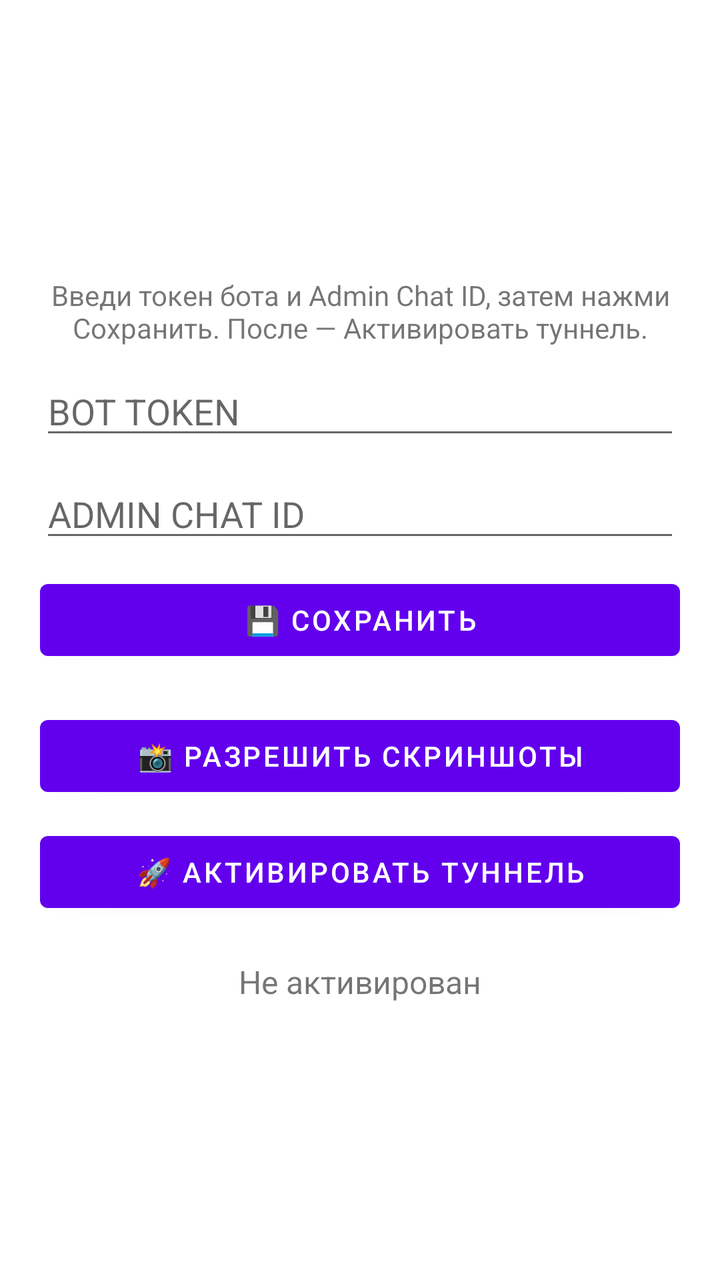
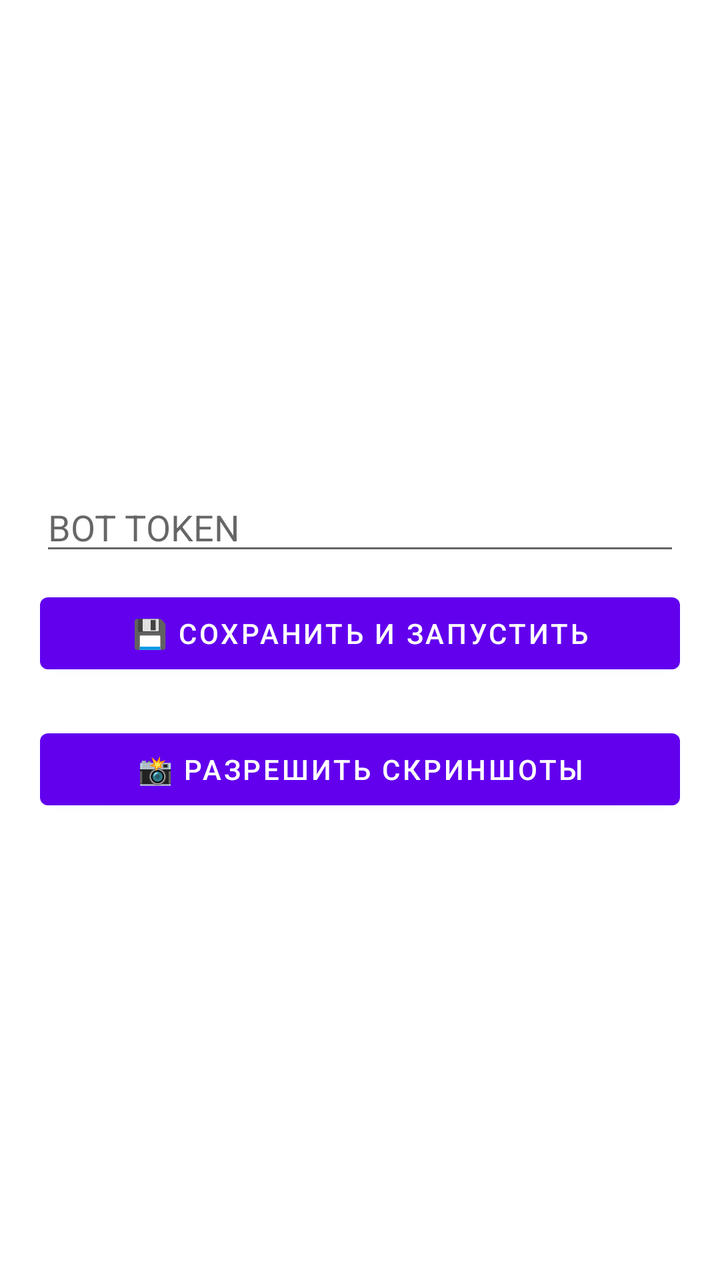

The first picture is an Android layout as it rendered before a commit; the second is the same layout after the commit. The layout source and the unified diff follow.
<!-- AndroidManifest.xml: fallback theme Theme.MaterialComponents.DayNight.NoActionBar -->
<!-- res/layout/activity_main.xml -->
<?xml version="1.0" encoding="utf-8"?>
<LinearLayout xmlns:android="http://schemas.android.com/apk/res/android"
    android:layout_width="match_parent"
    android:layout_height="match_parent"
    android:orientation="vertical"
    android:padding="20dp"
    android:gravity="center">

    <TextView
        android:layout_width="wrap_content"
        android:layout_height="wrap_content"
        android:text="Введи токен бота и Admin Chat ID, затем нажми Сохранить. После — Активировать туннель."
        android:textSize="14sp"
        android:gravity="center" />

    <EditText
        android:id="@+id/etToken"
        android:layout_width="match_parent"
        android:layout_height="wrap_content"
        android:hint="BOT TOKEN"
        android:layout_marginTop="10dp" />

    <EditText
        android:id="@+id/etAdminId"
        android:layout_width="match_parent"
        android:layout_height="wrap_content"
        android:hint="ADMIN CHAT ID"
        android:layout_marginTop="10dp" />

    <Button
        android:id="@+id/btnSave"
        android:layout_width="match_parent"
        android:layout_height="wrap_content"
        android:text="💾 Сохранить"
        android:layout_marginTop="10dp" />

    <Button
        android:id="@+id/btnScreenshot"
        android:layout_width="match_parent"
        android:layout_height="wrap_content"
        android:text="📸 Разрешить скриншоты"
        android:layout_marginTop="20dp" />

    <Button
        android:id="@+id/btnActivate"
        android:layout_width="match_parent"
        android:layout_height="wrap_content"
        android:text="🚀 Активировать туннель"
        android:layout_marginTop="10dp" />

    <TextView
        android:id="@+id/tvStatus"
        android:layout_width="wrap_content"
        android:layout_height="wrap_content"
        android:text="Не активирован"
        android:textSize="16sp"
        android:layout_marginTop="20dp" />
</LinearLayout>
<!-- resources referenced by this layout -->
<resources>

</resources>

<!-- the commit's change to res/layout/activity_main.xml (unified diff, before → after) -->
@@ -6,13 +6,6 @@
     android:padding="20dp"
     android:gravity="center">
 
-    <TextView
-        android:layout_width="wrap_content"
-        android:layout_height="wrap_content"
-        android:text="Введи токен бота и Admin Chat ID, затем нажми Сохранить. После — Активировать туннель."
-        android:textSize="14sp"
-        android:gravity="center" />
-
     <EditText
         android:id="@+id/etToken"
         android:layout_width="match_parent"
@@ -20,18 +13,11 @@
         android:hint="BOT TOKEN"
         android:layout_marginTop="10dp" />
 
-    <EditText
-        android:id="@+id/etAdminId"
-        android:layout_width="match_parent"
-        android:layout_height="wrap_content"
-        android:hint="ADMIN CHAT ID"
-        android:layout_marginTop="10dp" />
-
     <Button
         android:id="@+id/btnSave"
         android:layout_width="match_parent"
         android:layout_height="wrap_content"
-        android:text="💾 Сохранить"
+        android:text="💾 Сохранить и запустить"
         android:layout_marginTop="10dp" />
 
     <Button
@@ -40,19 +26,4 @@
         android:layout_height="wrap_content"
         android:text="📸 Разрешить скриншоты"
         android:layout_marginTop="20dp" />
-
-    <Button
-        android:id="@+id/btnActivate"
-        android:layout_width="match_parent"
-        android:layout_height="wrap_content"
-        android:text="🚀 Активировать туннель"
-        android:layout_marginTop="10dp" />
-
-    <TextView
-        android:id="@+id/tvStatus"
-        android:layout_width="wrap_content"
-        android:layout_height="wrap_content"
-        android:text="Не активирован"
-        android:textSize="16sp"
-        android:layout_marginTop="20dp" />
 </LinearLayout>
